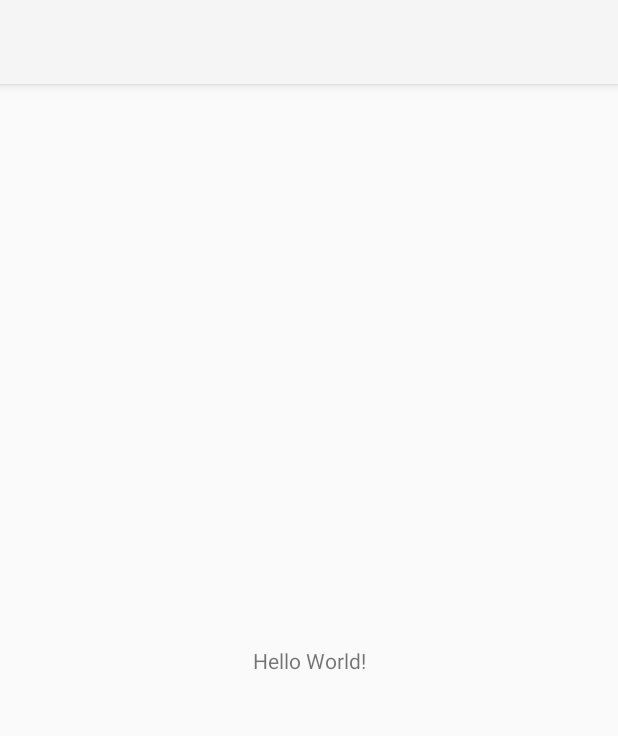
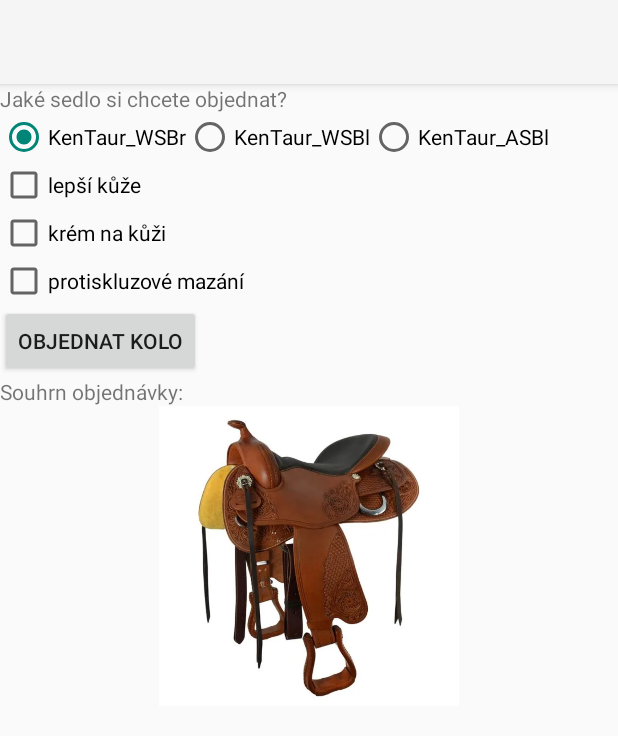
Before and after one commit to Reo529/github-lv-pma-2024, an Android app: the screen it shows after launch (MainActivity), on a phone screen of 412 x 824 dp. Shown: the top 736 px of the screen. Run offline under Robolectric (Android 15) with nearby library versions, the phone set to English and light mode, and no system bars.

Commit message:
#push aplikace 3 - divná tlačítka

```diff
--- a/MyApp003Objednavka/app/src/main/res/layout/activity_main.xml
+++ b/MyApp003Objednavka/app/src/main/res/layout/activity_main.xml
@@ -1,19 +1,81 @@
 <?xml version="1.0" encoding="utf-8"?>
-<androidx.constraintlayout.widget.ConstraintLayout xmlns:android="http://schemas.android.com/apk/res/android"
+<LinearLayout xmlns:android="http://schemas.android.com/apk/res/android"
     xmlns:app="http://schemas.android.com/apk/res-auto"
     xmlns:tools="http://schemas.android.com/tools"
     android:id="@+id/main"
     android:layout_width="match_parent"
     android:layout_height="match_parent"
+    android:orientation="vertical"
+    android:padding="20sp"
     tools:context=".MainActivity">
 
     <TextView
+        android:id="@+id/tvNadpis"
         android:layout_width="wrap_content"
         android:layout_height="wrap_content"
-        android:text="Hello World!"
-        app:layout_constraintBottom_toBottomOf="parent"
-        app:layout_constraintEnd_toEndOf="parent"
-        app:layout_constraintStart_toStartOf="parent"
-        app:layout_constraintTop_toTopOf="parent" />
+        android:text="Jaké sedlo si chcete objednat?"
+        android:textAlignment="center"
+         />
 
-</androidx.constraintlayout.widget.ConstraintLayout>
+    <RadioGroup
+        android:id="@+id/rgSedla"
+        android:layout_width="wrap_content"
+        android:layout_height="wrap_content"
+        android:orientation="horizontal">
+
+        <RadioButton
+            android:id="@+id/rbSedlo1"
+            android:layout_width="wrap_content"
+            android:layout_height="wrap_content"
+            android:text="KenTaur_WSBr"
+            android:checked="true"/>
+        <RadioButton
+            android:id="@+id/rbSedlo2"
+            android:layout_width="wrap_content"
+            android:layout_height="wrap_content"
+            android:text="KenTaur_WSBl"
+            />
+        <RadioButton
+            android:id="@+id/rbSedlo3"
+            android:layout_width="wrap_content"
+            android:layout_height="wrap_content"
+            android:text="KenTaur_ASBl"
+           />
+
+    </RadioGroup>
+
+    <CheckBox
+        android:id="@+id/cbKůže"
+        android:layout_width="wrap_content"
+        android:layout_height="wrap_content"
+        android:text="lepší kůže"/>
+    <CheckBox
+        android:id="@+id/cbKrémnakůži"
+        android:layout_width="wrap_content"
+        android:layout_height="wrap_content"
+        android:text="krém na kůži"/>
+    <CheckBox
+        android:id="@+id/cbProtiskluz"
+        android:layout_width="wrap_content"
+        android:layout_height="wrap_content"
+        android:text="protiskluzové mazání"/>
+    <Button
+        android:id="@+id/btnObjednavka"
+        android:layout_width="wrap_content"
+        android:layout_height="wrap_content"
+        android:text="objednat kolo"/>
+    <TextView
+        android:id="@+id/tvObjednavka"
+        android:layout_width="wrap_content"
+        android:layout_height="wrap_content"
+        android:text="Souhrn objednávky:"/>
+    <ImageView
+        android:id="@+id/ivSedlo"
+        android:layout_width="match_parent"
+        android:layout_height="200dp"
+        android:src="@drawable/sedlo_1"
+        android:scaleType="centerInside"/>
+
+
+
+</LinearLayout>
```
Also changed, not shown: MyApp003Objednavka/app/src/main/res/drawable/sedlo_1.jpg (added), MyApp003Objednavka/app/src/main/res/drawable/sedlo_2.jpg (added), MyApp003Objednavka/app/src/main/res/drawable/sedlo_3.jpg (added).
